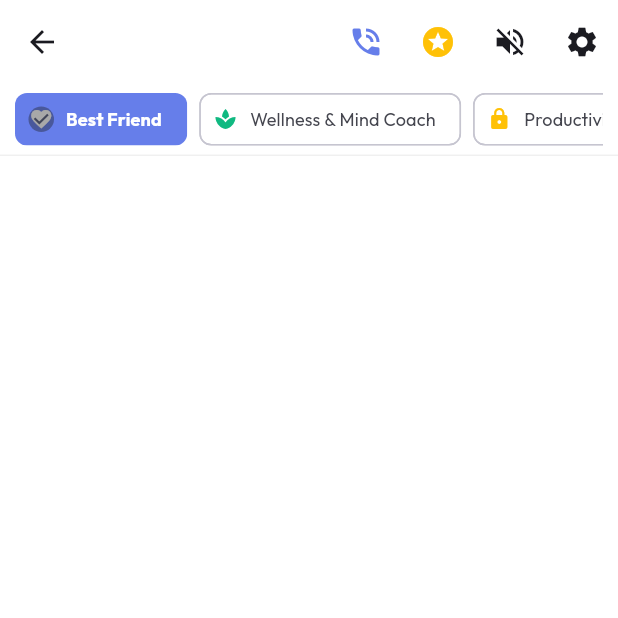
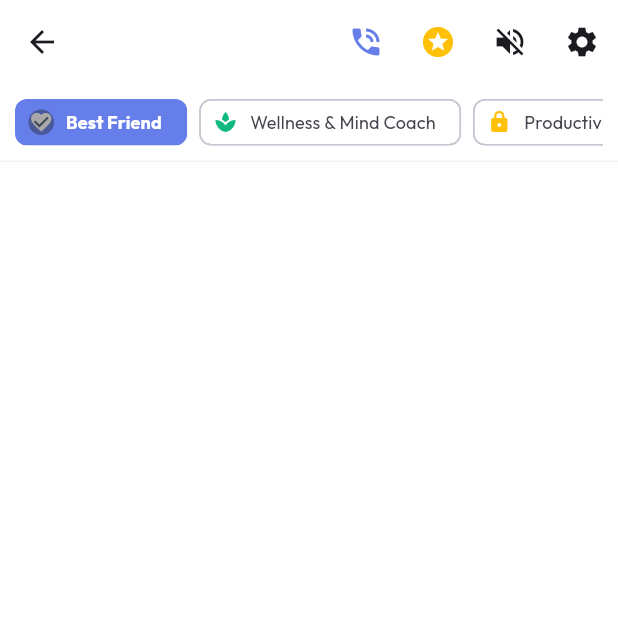
Before and after one commit to Subrata0Ghosh/chativio, a Flutter app: the ChatScreen screen opened directly, after a tap on the "stars" icon, after a tap on the "settings" icon, after a tap on the "mic" icon, on a phone screen of 412 x 824 dp, the top half of it. Run offline on Flutter 3.47's test engine with Material 3 defaults, Android fonts, the phone set to English and light mode, and no system bars; our stand-ins replace flutter_local_notifications, flutter_tts, geolocator, google_fonts, hive_flutter, image_picker and 4 more; accounts and stored records are empty.

Commit message:
fix: resolve layout and text overflow issues across all screens

```diff
--- a/lib/screens/chat_screen.dart
+++ b/lib/screens/chat_screen.dart
@@ -1936,7 +1936,12 @@ class _ChatScreenState extends State<ChatScreen> with TickerProviderStateMixin {
           children: [
             Icon(Icons.workspace_premium, color: Colors.amber),
             SizedBox(width: 8),
-            Text("Daily Limit Reached"),
+            Expanded(
+              child: Text(
+                "Daily Limit Reached",
+                overflow: TextOverflow.ellipsis,
+              ),
+            ),
           ],
         ),
         content: const Text(
@@ -2003,7 +2008,7 @@ class _ChatScreenState extends State<ChatScreen> with TickerProviderStateMixin {
     final isPro = SubscriptionService.instance.isPro;
 
     return Container(
-      height: 48,
+      height: 52,
       padding: const EdgeInsets.symmetric(horizontal: 10, vertical: 4),
       decoration: BoxDecoration(
         color: Theme.of(context).cardColor.withValues(alpha: 0.5),
@@ -2020,6 +2025,8 @@ class _ChatScreenState extends State<ChatScreen> with TickerProviderStateMixin {
           return Padding(
             padding: const EdgeInsets.only(right: 8),
             child: ChoiceChip(
+              visualDensity: VisualDensity.compact,
+              materialTapTargetSize: MaterialTapTargetSize.shrinkWrap,
               avatar: Icon(
                 requiresLock ? Icons.lock : persona.icon,
                 size: 16,
@@ -2066,8 +2073,10 @@ class _ChatScreenState extends State<ChatScreen> with TickerProviderStateMixin {
           ).createShader(bounds),
           child: Text(
             aiName,
+            maxLines: 1,
+            overflow: TextOverflow.ellipsis,
             style: const TextStyle(
-              fontSize: 24,
+              fontSize: 22,
               fontWeight: FontWeight.bold,
               color: Colors.white,
             ),
--- a/lib/screens/flash_screen.dart
+++ b/lib/screens/flash_screen.dart
@@ -85,6 +85,8 @@ class _SplashScreenState extends State<SplashScreen>
           ),
         ),
         child: Center(
+          child: SingleChildScrollView(
+            padding: const EdgeInsets.all(24),
             child: Column(
               mainAxisAlignment: MainAxisAlignment.center,
               children: [
@@ -179,6 +181,7 @@ class _SplashScreenState extends State<SplashScreen>
             ),
           ),
         ),
+      ),
     );
   }
 }
--- a/lib/screens/premium_screen.dart
+++ b/lib/screens/premium_screen.dart
@@ -118,7 +118,8 @@ class _PremiumScreenState extends State<PremiumScreen> {
             ),
           ],
         ),
-        content: Column(
+        content: SingleChildScrollView(
+          child: Column(
             mainAxisSize: MainAxisSize.min,
             crossAxisAlignment: CrossAxisAlignment.start,
             children: [
@@ -136,6 +137,7 @@ class _PremiumScreenState extends State<PremiumScreen> {
                 ),
               ),
             ],
+          ),
         ),
         actions: [
           TextButton(
--- a/lib/screens/settings_screen.dart
+++ b/lib/screens/settings_screen.dart
@@ -265,11 +265,15 @@ class _SettingsScreenState extends State<SettingsScreen> {
                     children: [
                       Icon(Icons.psychology, color: Color(0xFF667EEA)),
                       SizedBox(width: 8),
-                      Text(
+                      Expanded(
+                        child: Text(
                           "AI Engine & Custom API Key",
+                          maxLines: 1,
+                          overflow: TextOverflow.ellipsis,
                           style: TextStyle(
                             fontSize: 16,
                             fontWeight: FontWeight.bold,
+                          ),
                         ),
                       ),
                     ],
@@ -354,7 +358,10 @@ class _SettingsScreenState extends State<SettingsScreen> {
                       onChanged: (_) => _save(),
                     ),
                     const SizedBox(height: 12),
-                    Row(
+                    Wrap(
+                      crossAxisAlignment: WrapCrossAlignment.center,
+                      spacing: 10,
+                      runSpacing: 8,
                       children: [
                         ElevatedButton.icon(
                           onPressed: _isTestingApiKey ? null : _testApiKey,
@@ -369,10 +376,8 @@ class _SettingsScreenState extends State<SettingsScreen> {
                               : const Icon(Icons.network_check, size: 18),
                           label: const Text("Test Connection"),
                         ),
-                        if (_apiTestResult != null) ...[
-                          const SizedBox(width: 10),
-                          Expanded(
-                            child: Text(
+                        if (_apiTestResult != null)
+                          Text(
                             _apiTestResult!,
                             style: TextStyle(
                               fontSize: 12,
@@ -382,8 +387,6 @@ class _SettingsScreenState extends State<SettingsScreen> {
                               fontWeight: FontWeight.w600,
                             ),
                           ),
-                          ),
-                        ],
                       ],
                     ),
                   ],
```
Also changed, not shown: lib/screens/events_screen.dart (+17 -5 lines), lib/screens/mood_journal_screen.dart (+21 -4 lines), lib/screens/onboarding_screen.dart (+18 -6 lines), lib/screens/profile_screen.dart (+10 -3 lines), lib/screens/stories_screen.dart (+9 -1 lines), lib/screens/voice_call_screen.dart (+20 -3 lines). Lines whose indentation alone changed are shown as unchanged.
